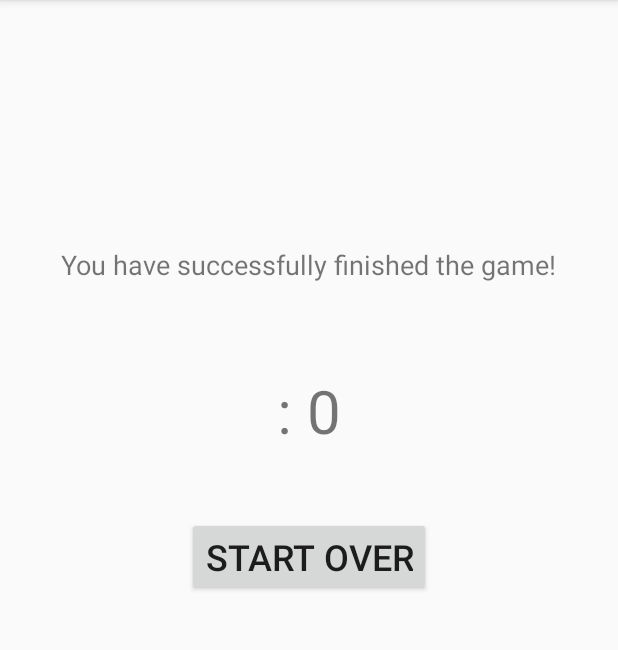
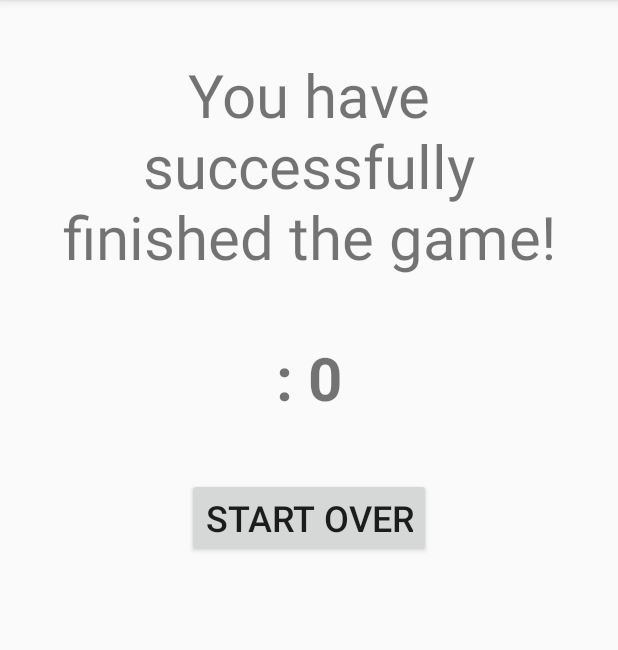
Before and after one commit to eerbil/QuickQuizGame, an Android app: the ScoreActivity screen opened directly, with no data from a screen before it, on a phone screen of 412 x 824 dp, the part 84-734 px from its top. Run offline under Robolectric (Android 15) with nearby library versions, the phone set to English and light mode, and no system bars.

Commit message:
activities are binded
old activities now have linear layout

```diff
--- a/QuickQuizGame/QuickQuiz/app/src/main/java/com/example/eliferbil/quickquiz/MatchingEasyFragment.java
+++ b/QuickQuizGame/QuickQuiz/app/src/main/java/com/example/eliferbil/quickquiz/MatchingEasyFragment.java
@@ -13,12 +13,6 @@ import android.widget.ImageView;
  */
 public class MatchingEasyFragment extends Fragment {
 
-
-    public MatchingEasyFragment() {
-        // Required empty public constructor
-    }
-
-
     @Override
     public View onCreateView(LayoutInflater inflater, ViewGroup container,
                              Bundle savedInstanceState) {
--- a/QuickQuizGame/QuickQuiz/app/src/main/res/layout/activity_phone_game.xml
+++ b/QuickQuizGame/QuickQuiz/app/src/main/res/layout/activity_phone_game.xml
@@ -11,6 +11,7 @@
     tools:context="com.example.eliferbil.quickquiz.PhoneGameActivity">
 
     <FrameLayout
+        android:id="@+id/phoneGameFragment"
         class="com.example.eliferbil.quickquiz.MatchingMediumFragment"
         android:layout_width="match_parent"
         android:layout_height="match_parent">
--- a/QuickQuizGame/QuickQuiz/app/src/main/res/layout/activity_score.xml
+++ b/QuickQuizGame/QuickQuiz/app/src/main/res/layout/activity_score.xml
@@ -1,43 +1,48 @@
 <?xml version="1.0" encoding="utf-8"?>
-<RelativeLayout xmlns:android="http://schemas.android.com/apk/res/android"
+<LinearLayout xmlns:android="http://schemas.android.com/apk/res/android"
     xmlns:tools="http://schemas.android.com/tools"
     android:id="@+id/activity_score"
     android:layout_width="match_parent"
     android:layout_height="match_parent"
-    android:paddingBottom="@dimen/activity_vertical_margin"
-    android:paddingLeft="@dimen/activity_horizontal_margin"
-    android:paddingRight="@dimen/activity_horizontal_margin"
-    android:paddingTop="@dimen/activity_vertical_margin"
+    android:padding="16dp"
+    android:orientation="vertical"
     tools:context="com.example.eliferbil.quickquiz.ScoreActivity">
 
     <TextView
+        android:text="You have successfully finished the game!"
+        android:layout_width="wrap_content"
+        android:layout_margin="20dp"
+        android:layout_height="wrap_content"
+        android:id="@+id/finalText"
+        android:layout_gravity="center"
+        android:textSize="40sp"
+        android:layout_alignParentTop="true"
+        android:layout_centerHorizontal="true"
+        android:textAlignment="center" />
+
+    <TextView
         android:text="Username: 2300"
+        android:layout_margin="20dp"
         android:layout_width="wrap_content"
         android:layout_height="wrap_content"
         android:layout_below="@+id/finalText"
         android:layout_centerHorizontal="true"
-        android:layout_marginTop="58dp"
+        android:layout_gravity="center"
         android:id="@+id/userInfo"
-        android:textSize="40sp" />
+        android:textSize="40dp"
+        android:textStyle="normal|bold"
+        android:textAlignment="center" />
 
     <Button
         android:text="Start Over"
+        android:layout_margin="20dp"
         android:layout_width="wrap_content"
         android:layout_height="wrap_content"
         android:layout_below="@+id/userInfo"
         android:layout_centerHorizontal="true"
-        android:layout_marginTop="44dp"
+        android:layout_gravity="center"
         android:id="@+id/startOver"
         android:textSize="24sp"
         android:onClick="onBackClick"/>
 
-    <TextView
-        android:text="You have successfully finished the game!"
-        android:layout_width="wrap_content"
-        android:layout_height="wrap_content"
-        android:layout_marginTop="148dp"
-        android:id="@+id/finalText"
-        android:textSize="18sp"
-        android:layout_alignParentTop="true"
-        android:layout_centerHorizontal="true" />
-</RelativeLayout>
+</LinearLayout>
```
Also changed, not shown: QuickQuizGame/QuickQuiz/app/src/main/java/com/example/eliferbil/quickquiz/MainActivity.java (+35 -0 lines), QuickQuizGame/QuickQuiz/app/src/main/java/com/example/eliferbil/quickquiz/MenuFragment.java (+26 -13 lines), QuickQuizGame/QuickQuiz/app/src/main/java/com/example/eliferbil/quickquiz/PhoneGameActivity.java (+10 -0 lines), QuickQuizGame/QuickQuiz/app/src/main/res/layout/activity_username.xml (+17 -9 lines), 3 other files.
